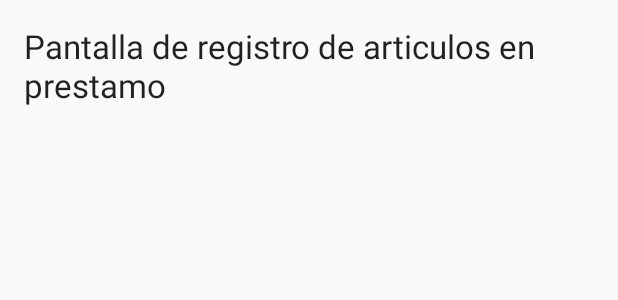
After one commit to AnaSanchezJi/BorrowMEbeta, an Android app: the layout activity_act_logprestamos.xml on its own in the app's theme, with its tools: preview values and no code run, on a phone screen of 412 x 824 dp. The commit adds this screen. Shown: the top 300 px of the screen. Run offline under Robolectric (Android 15) with nearby library versions, the phone set to English and light mode, and no system bars.

Commit message:
adicion del resto de las pantallas

```diff
--- a/app/src/main/AndroidManifest.xml
+++ b/app/src/main/AndroidManifest.xml
@@ -15,6 +15,10 @@
                 <category android:name="android.intent.category.LAUNCHER" />
             </intent-filter>
         </activity>
+        <activity android:name=".act_recuperar" />
+        <activity android:name=".act_logrecuperados" />
+        <activity android:name=".act_logprestamos" />
+        <activity android:name=".act_prestamo"></activity>
     </application>
 
 </manifest>
--- /dev/null
+++ b/app/src/main/res/layout/activity_act_logprestamos.xml
@@ -0,0 +1,21 @@
+<?xml version="1.0" encoding="utf-8"?>
+<RelativeLayout xmlns:android="http://schemas.android.com/apk/res/android"
+    xmlns:tools="http://schemas.android.com/tools"
+    android:layout_width="match_parent"
+    android:layout_height="match_parent"
+    android:paddingBottom="@dimen/activity_vertical_margin"
+    android:paddingLeft="@dimen/activity_horizontal_margin"
+    android:paddingRight="@dimen/activity_horizontal_margin"
+    android:paddingTop="@dimen/activity_vertical_margin"
+    tools:context="com.example.ana.borrowmebeta.act_logprestamos">
+
+    <TextView
+        android:layout_width="wrap_content"
+        android:layout_height="wrap_content"
+        android:textAppearance="?android:attr/textAppearanceLarge"
+        android:text="Pantalla de registro de articulos en prestamo"
+        android:id="@+id/textView3"
+        android:layout_alignParentTop="true"
+        android:layout_alignParentLeft="true"
+        android:layout_alignParentStart="true" />
+</RelativeLayout>
```
Also changed, not shown: app/src/main/java/com/example/ana/borrowmebeta/ConexionBD.java (added, +7 -0 lines), app/src/main/java/com/example/ana/borrowmebeta/MainActivity.java (+6 -5 lines), app/src/main/java/com/example/ana/borrowmebeta/act_logprestamos.java (added, +13 -0 lines), app/src/main/java/com/example/ana/borrowmebeta/act_logrecuperados.java (added, +13 -0 lines), app/src/main/java/com/example/ana/borrowmebeta/act_prestamo.java (added, +13 -0 lines), app/src/main/java/com/example/ana/borrowmebeta/act_recuperar.java (added, +13 -0 lines), app/src/main/res/layout/activity_act_logrecuperados.xml (added, +21 -0 lines), app/src/main/res/layout/activity_act_prestamo.xml (added, +21 -0 lines), app/src/main/res/layout/activity_act_recuperar.xml (added, +21 -0 lines).
